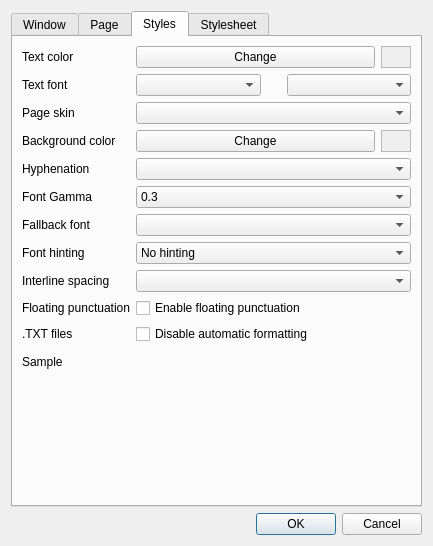
Before: the Qt Designer form cr3qt/src/settings.ui in buggins/coolreader, drawn with Qt 5.
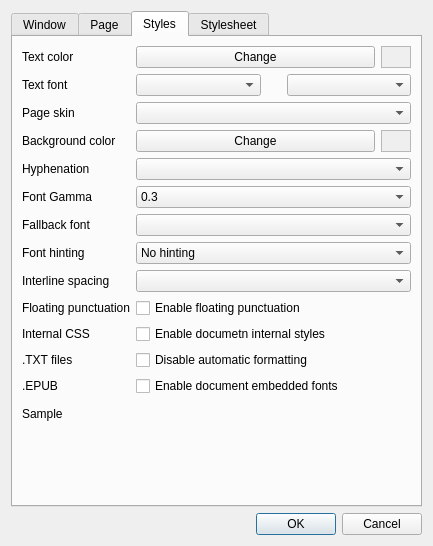
After: the same form once the commit is applied. Icons and pictures are not drawn. Custom widgets are drawn as their Qt base class.

Commit message: Qt: doc styles and doc fonts setting - UI

Patch:
```diff
--- a/cr3qt/src/settings.ui
+++ b/cr3qt/src/settings.ui
@@ -786,28 +786,28 @@
            </property>
           </widget>
          </item>
-         <item row="15" column="0">
+         <item row="16" column="0">
           <widget class="QLabel" name="label_17">
            <property name="text">
             <string>.TXT files</string>
            </property>
           </widget>
          </item>
-         <item row="15" column="1">
+         <item row="16" column="1">
           <widget class="QCheckBox" name="cbTxtPreFormatted">
            <property name="text">
             <string>Disable automatic formatting</string>
            </property>
           </widget>
          </item>
-         <item row="16" column="0">
+         <item row="18" column="0">
           <widget class="QLabel" name="label_15">
            <property name="text">
             <string>Sample</string>
            </property>
           </widget>
          </item>
-         <item row="16" column="1">
+         <item row="18" column="1">
           <widget class="CR3View" name="crSample" native="true">
            <property name="sizePolicy">
             <sizepolicy hsizetype="Expanding" vsizetype="Expanding">
@@ -1080,6 +1080,34 @@
            </property>
           </widget>
          </item>
+         <item row="17" column="1">
+          <widget class="QCheckBox" name="cbEnableEmbeddedFonts">
+           <property name="text">
+            <string>Enable document embedded fonts</string>
+           </property>
+          </widget>
+         </item>
+         <item row="17" column="0">
+          <widget class="QLabel" name="label_37">
+           <property name="text">
+            <string>.EPUB</string>
+           </property>
+          </widget>
+         </item>
+         <item row="15" column="1">
+          <widget class="QCheckBox" name="cbEnableDocumentStyles">
+           <property name="text">
+            <string>Enable documetn internal styles</string>
+           </property>
+          </widget>
+         </item>
+         <item row="15" column="0">
+          <widget class="QLabel" name="label_38">
+           <property name="text">
+            <string>Internal CSS</string>
+           </property>
+          </widget>
+         </item>
         </layout>
        </item>
       </layout>
```
Left out of the diff: 4 changed lines with no effect on the pictures.
